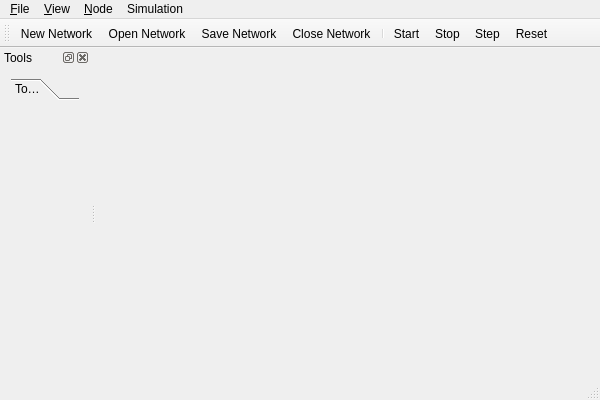
This is src/neurolab/mainwindow.ui in chalcolith/neurolab as Qt 5 draws it before an edit. The edited form follows.
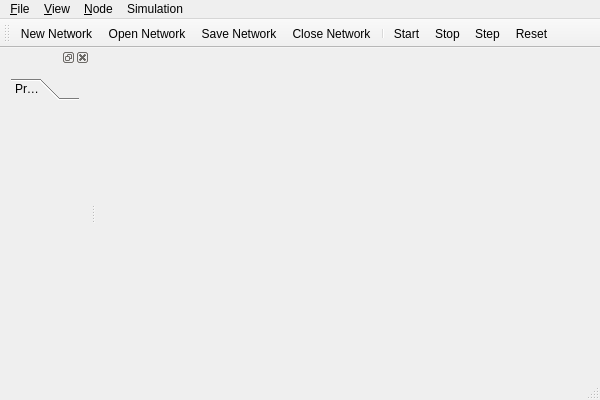
This is the edited form.

The edit to the form file:
```diff
--- a/src/neurolab/mainwindow.ui
+++ b/src/neurolab/mainwindow.ui
@@ -89,7 +89,7 @@
   <widget class="QStatusBar" name="statusBar"/>
   <widget class="QDockWidget" name="sidebarDockWidget">
    <property name="windowTitle">
-    <string>Tools</string>
+    <string/>
    </property>
    <attribute name="dockWidgetArea">
     <number>1</number>
@@ -117,7 +117,7 @@
          </rect>
         </property>
         <attribute name="label">
-         <string>Tools</string>
+         <string>Properties</string>
         </attribute>
        </widget>
       </widget>
```
